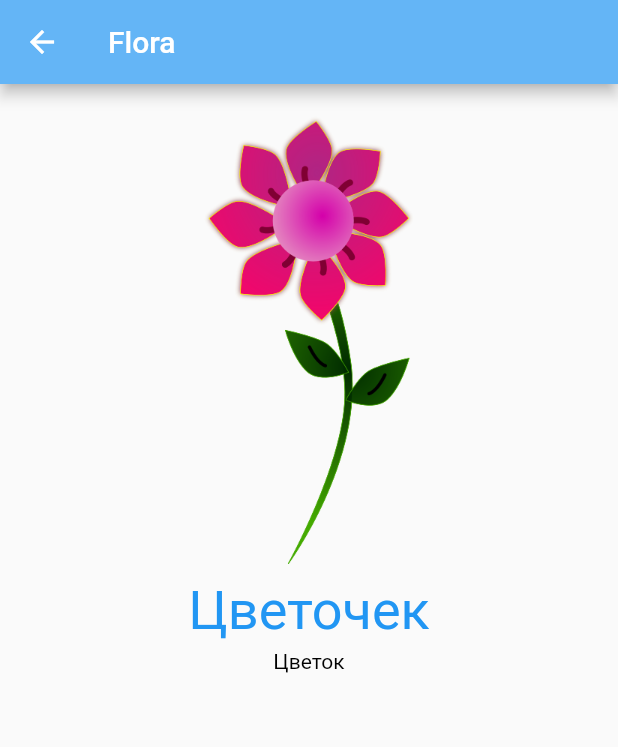
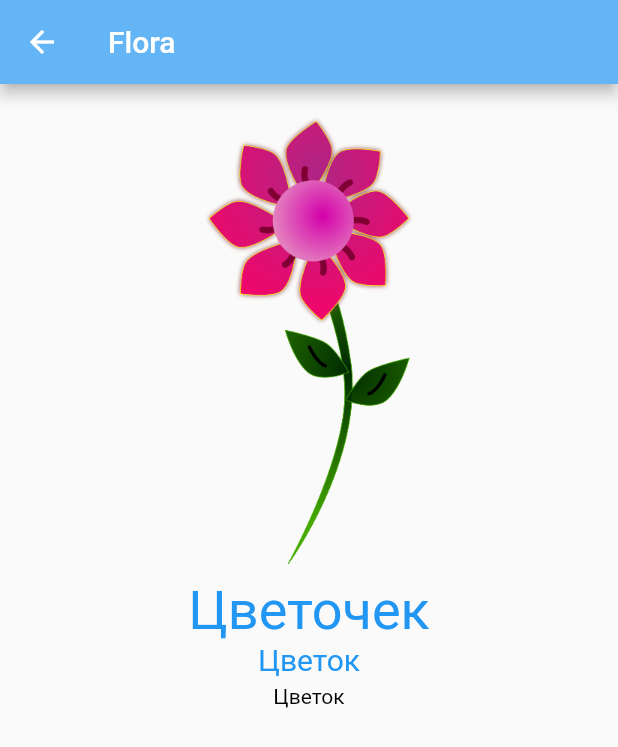
Before and after one commit to illfalcon/flora, a Flutter app: the screen it shows after launch, after a tap on "Цветочек", on a phone screen of 412 x 824 dp. Shown: the top 747 px of the screen. Run offline on Flutter 3.47's test engine with Material 2 defaults, Android fonts, the phone set to English and light mode, and no system bars; our stand-ins replace sqflite; accounts and stored records are empty.

```diff
--- /dev/null
+++ b/lib/database/database_helper.dart
@@ -0,0 +1,87 @@
+import 'dart:io';
+
+import 'package:flora/models/flower.dart';
+import 'package:flora/utils/constants.dart';
+import 'package:path_provider/path_provider.dart';
+import 'package:sqflite/sqflite.dart';
+import 'package:path/path.dart';
+
+class DatabaseHelper {
+  static final DatabaseHelper _instance = new DatabaseHelper.make();
+
+  factory DatabaseHelper() => _instance;
+
+  static Database _db;
+
+  DatabaseHelper.make();
+
+  Future<Database> get db async {
+    if (_db != null) return _db;
+    _db = await initDB();
+    return _db;
+  }
+
+  initDB() async {
+    Directory directory = await getApplicationDocumentsDirectory();
+    String path = join(directory.path, Constants.DBNAME);
+    var myDb =
+        openDatabase(path, version: Constants.DB_VERSION, onCreate: _onCreate);
+
+    return myDb;
+  }
+
+  void _onCreate(Database db, int version) async {
+    await db.execute(
+        "CREATE TABLE ${Constants.TABLE_NAME} (${Constants.COLUMN_ID} INTEGER PRIMARY KEY, "
+        "${Constants.COLUMN_NAME} TEXT, ${Constants.COLUMN_SHORT_DESC} TEXT,"
+        "${Constants.COLUMN_DESCRIPTION} TEXT, ${Constants.COLUMN_IMAGE} TEXT,"
+        "${Constants.COLUMN_COLOR_NAME} INTEGER, ${Constants.COLUMN_COLOR_DESCRIPTION} INTEGER,"
+        "${Constants.COLUMN_COLOR_MAIN} INTEGER, ${Constants.COLUMN_COLOR_LIGHT} INTEGER,"
+        "${Constants.COLUMN_REVEAL_DATE} TEXT, ${Constants.COLUMN_SEEN} INTEGER );");
+  }
+
+  Future<int> insertFlower(Flower flower) async {
+    var dbClient = await db;
+    int count = await dbClient.insert(Constants.TABLE_NAME, flower.toMap());
+
+    return count;
+  }
+
+  Future<List<Flower>> getAllFlowers() async {
+    var dbClient = await db;
+    var result = await dbClient.rawQuery(
+        "SELECT * FROM ${Constants.TABLE_NAME} ORDER BY ${Constants.COLUMN_REVEAL_DATE}");
+
+    return [for (var flower in result.toList()) Flower.fromMap(flower)];
+  }
+
+  Future<int> getCount() async {
+    var dbClient = await db;
+    int count = Sqflite.firstIntValue(await dbClient
+        .rawQuery("SELECT COUNT(*) FROM ${Constants.TABLE_NAME}"));
+    return count;
+  }
+
+  Future<Flower> getSingleItem(int id) async {
+    var dbClient = await db;
+    var result = await dbClient.rawQuery(
+        "SELECT * FROM ${Constants.TABLE_NAME} WHERE ${Constants.COLUMN_ID} = $id");
+    if (result == null) return null;
+    return new Flower.fromMap(result.first);
+  }
+
+  Future<int> deleteItem(int id) async {
+    var dbClient = await db;
+    int count = await dbClient.delete(Constants.TABLE_NAME,
+        where: "${Constants.COLUMN_ID} = ?", whereArgs: [id]);
+    return count;
+  }
+
+  Future<int> updateItem(Flower flower) async {
+    var dbClient = await db;
+    int count = await dbClient.update(Constants.TABLE_NAME, flower.toMap(),
+        where: "${Constants.COLUMN_ID} = ?", whereArgs: [flower.id]);
+
+    return count;
+  }
+}
--- a/lib/flower.dart
+++ /dev/null
@@ -1,10 +0,0 @@
-import 'package:flutter/material.dart';
-
-class Flower {
-  final String name;
-  final String description;
-  final String image;
-  final ColorSwatch colors;
-
-  Flower(this.name, this.description, this.image, this.colors);
-}
--- a/lib/flower_card.dart
+++ b/lib/flower_card.dart
@@ -1,7 +1,7 @@
-import 'package:flora/flower_preview.dart';
+import 'package:flora/flower_view.dart';
 import 'package:flutter/material.dart';
 
-import 'flower.dart';
+import 'models/flower.dart';
 
 class FlowerCard extends StatelessWidget {
   final Flower _flower;
@@ -11,7 +11,7 @@ class FlowerCard extends StatelessWidget {
   @override
   Widget build(BuildContext context) {
     return InkWell(
-      onTap: () => Navigator.of(context).push(MaterialPageRoute(builder: (context) => FlowerPreview(_flower))),
+      onTap: () => Navigator.of(context).push(MaterialPageRoute(builder: (context) => FlowerView(_flower))),
       child: Card(
         color: _flower.colors['light'],
         shape: RoundedRectangleBorder(
@@ -46,8 +46,8 @@ class FlowerCard extends StatelessWidget {
               child: Padding(
                 padding: const EdgeInsets.all(8.0),
                 child: Text(
-                  _flower.description,
-                  textAlign: TextAlign.justify,
+                  _flower.shortDescription,
+                  textAlign: TextAlign.center,
                   style: TextStyle(
                     color: _flower.colors['description'],
                   ),
--- a/lib/flower_preview.dart
+++ /dev/null
@@ -1,57 +0,0 @@
-import 'package:flora/image_viewer.dart';
-import 'package:flutter/material.dart';
-
-import 'flower.dart';
-
-class FlowerPreview extends StatelessWidget {
-  final Flower _flower;
-  FlowerPreview(this._flower);
-
-  @override
-  Widget build(BuildContext context) {
-    final imageWidget = ImageViewer(_flower.image);
-    final nameWidget = Text(
-      _flower.name,
-      textAlign: TextAlign.center,
-      style: TextStyle(
-        color: _flower.colors['name'],
-        fontSize: 36,
-      ),
-    );
-    final descriptionWidget = Text(
-      _flower.description,
-      textAlign: TextAlign.justify,
-      style: TextStyle(
-        color: _flower.colors['description'],
-      ),
-    );
-
-    return Scaffold(
-      appBar: AppBar(
-        title: Text("Flora"),
-        backgroundColor: _flower.colors['main'] ?? Theme.of(context).primaryColor,
-      ),
-      body: Center(
-        child: Padding(
-          padding: EdgeInsets.symmetric(
-            vertical: 10,
-            horizontal: 20,
-          ),
-          child: Column(
-            children: <Widget>[
-              Padding(
-                padding: EdgeInsets.all(10),
-                child: imageWidget,
-              ),
-              nameWidget,
-              Padding(
-                padding: EdgeInsets.all(5),
-                child: descriptionWidget,
-              )
-            ],
-          ),
-        ),
-      ),
-    );
-  }
-}
--- /dev/null
+++ b/lib/flower_view.dart
@@ -0,0 +1,68 @@
+import 'package:flora/image_viewer.dart';
+import 'package:flutter/material.dart';
+
+import 'models/flower.dart';
+
+class FlowerView extends StatelessWidget {
+  final Flower _flower;
+  FlowerView(this._flower);
+
+  @override
+  Widget build(BuildContext context) {
+    final imageWidget = ImageViewer(_flower.image);
+    final nameWidget = Text(
+      _flower.name,
+      textAlign: TextAlign.center,
+      style: TextStyle(
+        color: _flower.colors['name'],
+        fontSize: 36,
+      ),
+    );
+    final shortWidget = Text(
+      _flower.shortDescription,
+      textAlign: TextAlign.center,
+      style: TextStyle(
+        color: _flower.colors['name'],
+        fontSize: 20,
+      ),
+    );
+    final descriptionWidget = Text(
+      _flower.description,
+      textAlign: TextAlign.justify,
+      style: TextStyle(
+        color: _flower.colors['description'],
+      ),
+    );
+
+    return Scaffold(
+      appBar: AppBar(
+        title: Text("Flora"),
+        backgroundColor: _flower.colors['main'] ?? Theme.of(context).primaryColor,
+      ),
+      body: SingleChildScrollView(
+        child: Center(
+          child: Padding(
+            padding: EdgeInsets.symmetric(
+              vertical: 10,
+              horizontal: 20,
+            ),
+            child: Column(
+              children: <Widget>[
+                Padding(
+                  padding: EdgeInsets.all(10),
+                  child: imageWidget,
+                ),
+                nameWidget,
+                shortWidget,
+                Padding(
+                  padding: EdgeInsets.all(5),
+                  child: descriptionWidget,
+                )
+              ],
+            ),
+          ),
+        ),
+      ),
+    );
+  }
+}
--- a/lib/menu.dart
+++ b/lib/menu.dart
@@ -1,11 +1,26 @@
-import 'package:flora/flower.dart';
+import 'package:flora/database/database_helper.dart';
+import 'package:flora/models/flower.dart';
 import 'package:flora/flower_card.dart';
 import 'package:flutter/material.dart';
 
-class Menu extends StatelessWidget {
-  List<Flower> _getFlowers() => [
+class Menu extends StatefulWidget {
+  @override
+  State<StatefulWidget> createState() {
+    return _MenuState();
+  }
+}
+
+class _MenuState extends State<Menu> {
+  DatabaseHelper db = DatabaseHelper();
+  List<Flower> flowers = [];
+
+  @override
+  initState() {
+    super.initState();
+    List<Flower> flowers = [
       Flower(
         "Цветочек",
+        "Цветок",
         "Цветок",
         "assets/images/flowers/flower.png",
         ColorSwatch(Colors.blue.value, {
@@ -14,10 +29,13 @@ class Menu extends StatelessWidget {
           'light': Colors.blue[50],
           'main': Colors.blue[300],
         }),
+        DateTime(2020, 1, 1, 0, 0, 0, 0).toIso8601String(),
+        0,
       ),
       Flower(
         "Тюльпан",
-          "Некий цветок",
+        "Твой любимый цветок",
+        "Ты говорила, что тюльпан -- это твой любимый цветок. Он также является и одним из моих любимых. Мне очень нравится наблюдать за тем, как он день ото дня становится всё прекраснее: постепенно раскрывается и обнажает свою красоту, пускает заглянуть вовнутрь, но не сразу, прямо как ты. \n\nНа самом деле, цветы в мировых культурах имели символическое значение, но мы стали забывать этот тайный язык цветов. А мне он кажется очень романтичным. По традиции красный тюльпан обозначает неугасимую страсть и любовь, и также поэтому мне хочется первым отправить тебе этот цветок, чтобы передать те чувства, которые я к тебе испытываю.",
         "assets/images/flowers/tulip.png",
         ColorSwatch(Colors.pink.value, {
           'name': Colors.pink,
@@ -25,8 +43,20 @@ class Menu extends StatelessWidget {
           'light': Color(0xfff2c9d0),
           'main': Color(0xffae1f23),
         }),
+        DateTime(2020, 2, 1, 0, 0, 0, 0).toIso8601String(),
+        0,
       ),
     ];
+    List<Flower> savedFlowers;
+    db.getAllFlowers().then((value) {
+      savedFlowers = value;
+      for (var f in flowers) {
+        if (!savedFlowers.any((element) => element.name == f.name)){
+          db.insertFlower(f);
+        }
+      }
+    });
+  }
 
   Widget _buildGrid(List<Widget> contents) => OrientationBuilder(
         builder: (context, orientation) => GridView.count(
@@ -39,7 +69,7 @@ class Menu extends StatelessWidget {
 
   @override
   Widget build(BuildContext context) {
-    var flowers = _getFlowers();
+    db.getAllFlowers().then((value) => setState(() => flowers = value));
     return Scaffold(
       appBar: AppBar(
         title: Text("Flora"),
--- /dev/null
+++ b/lib/models/flower.dart
@@ -0,0 +1,105 @@
+import 'package:flutter/material.dart';
+
+class Flower {
+  int _id;
+  String _name;
+  String _shortDescription;
+  String _description;
+  String _image;
+  ColorSwatch _colors;
+  String _revealDate;
+  int _seen;
+
+  Flower(this._name, this._shortDescription, this._description, this._image, this._colors, this._revealDate, this._seen);
+
+  Flower.map(dynamic obj) {
+    this._id = obj['id'];
+    this._name = obj['name'];
+    this._shortDescription = obj['short'];
+    this._description = obj['description'];
+    this._image = obj['image'];
+    this._colors = ColorSwatch(Colors.blue.value, {
+      'name': Color(obj['color_name']),
+      'description': Color(obj['color_description']),
+      'light': Color(obj['color_light']),
+      'main': Color(obj['color_main']),
+    });
+    this._revealDate = obj['reveal_date'];
+    this._seen = obj['seen'];
+  }
+
+  Flower.fromMap(Map<String, dynamic> map) {
+    this._id = map['id'];
+    this._name = map['name'];
+    this._shortDescription = map['short'];
+    this._description = map['description'];
+    this._image = map['image'];
+    this._colors = ColorSwatch(Colors.blue.value, {
+      'name': Color(map['color_name']),
+      'description': Color(map['color_description']),
+      'light': Color(map['color_light']),
+      'main': Color(map['color_main']),
+    });
+    this._revealDate = map['reveal_date'];
+    this._seen = map['seen'];
+  }
+
+  Map<String, dynamic> toMap() {
+    Map<String, dynamic> map = new Map<String, dynamic>();
+
+    map['name'] = this._name;
+    map['short'] = this._shortDescription;
+    map['description'] = this._description;
+    map['image'] = this._image;
+    map['color_name'] = this._colors['name'].value;
+    map['color_description'] = this._colors['description'].value;
+    map['color_light'] = this._colors['light'].value;
+    map['color_main'] = this._colors['main'].value;
+    map['reveal_date'] = this._revealDate;
+    map['seen'] = this._seen;
+
+    if (id != null) map['id'] = this._id;
+
+    return map;
+  }
+
+  get id => _id;
+  set id(value) {
+    _id = value;
+  }
+
+  get name => _name;
+  set name(value) {
+    _name = value;
+  }
+
+  get shortDescription => _shortDescription;
+  set shortDescription(value) {
+    _shortDescription = value;
+  }
+
+  get description => _description;
+  set description(value) {
+    _description = value;
+  }
+
+  get image => _image;
+  set image(value) {
+    _image = value;
+  }
+
+  get colors => _colors;
+  set colors(value) {
+    _colors = value;
+  }
+
+  get revealDate => _revealDate;
+  set revealDate(value) {
+    _revealDate = value;
+  }
+
+  get seen => _seen;
+  set seen(value) {
+    _seen = value;
+  }
+}
--- a/pubspec.yaml
+++ b/pubspec.yaml
@@ -14,7 +14,7 @@ description: An app to send flowers to Nastya.
 version: 1.0.0+1
 
 environment:
-  sdk: ">=2.1.0 <3.0.0"
+  sdk: ">=2.6.0 <3.0.0"
 
 dependencies:
   flutter:
@@ -23,6 +23,8 @@ dependencies:
   # The following adds the Cupertino Icons font to your application.
   # Use with the CupertinoIcons class for iOS style icons.
   cupertino_icons: ^0.1.2
+  sqflite: ^1.3.1
+  path_provider: ^1.6.11
 
 dev_dependencies:
   flutter_test:
```
Also changed, not shown: lib/main.dart (+7 -6 lines), lib/utils/constants.dart (added, +16 -0 lines), pubspec.lock. Lines whose indentation alone changed are shown as unchanged.
